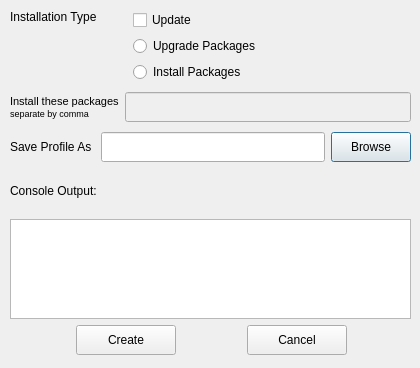
rickysarraf/apt-offline, file apt_offline_gui/AptOfflineQtCreateProfile.ui: the form before one commit.
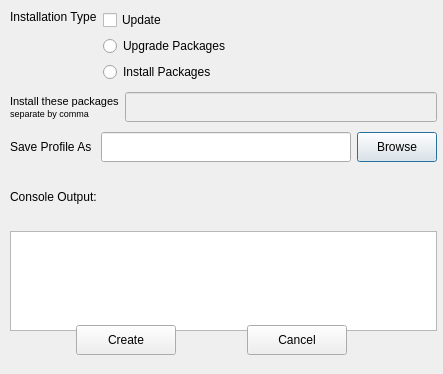
The form after the commit. Icons and pictures are not drawn.

Commit message: hopefully fixed the Create Profile hidden text error, by modifying the spacer

```diff
--- a/apt_offline_gui/AptOfflineQtCreateProfile.ui
+++ b/apt_offline_gui/AptOfflineQtCreateProfile.ui
@@ -6,8 +6,8 @@
    <rect>
     <x>0</x>
     <y>0</y>
-    <width>420</width>
-    <height>368</height>
+    <width>443</width>
+    <height>374</height>
    </rect>
   </property>
   <property name="windowTitle">
@@ -18,8 +18,8 @@
     <rect>
      <x>10</x>
      <y>10</y>
-     <width>401</width>
-     <height>309</height>
+     <width>427</width>
+     <height>321</height>
     </rect>
    </property>
    <layout class="QVBoxLayout" name="verticalLayout">
@@ -87,11 +87,11 @@
            <enum>Qt::Horizontal</enum>
           </property>
           <property name="sizeType">
-           <enum>QSizePolicy::Fixed</enum>
+           <enum>QSizePolicy::Expanding</enum>
           </property>
           <property name="sizeHint" stdset="0">
            <size>
-            <width>150</width>
+            <width>20</width>
             <height>20</height>
            </size>
           </property>
```
The commit also changes 2 other files.
